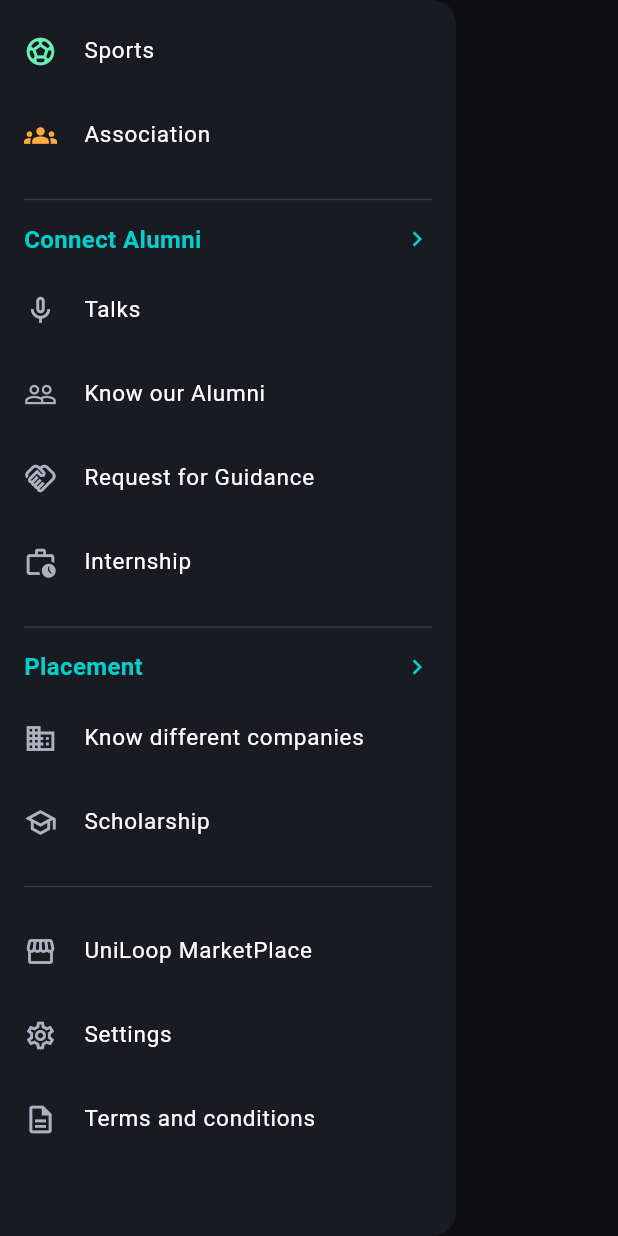
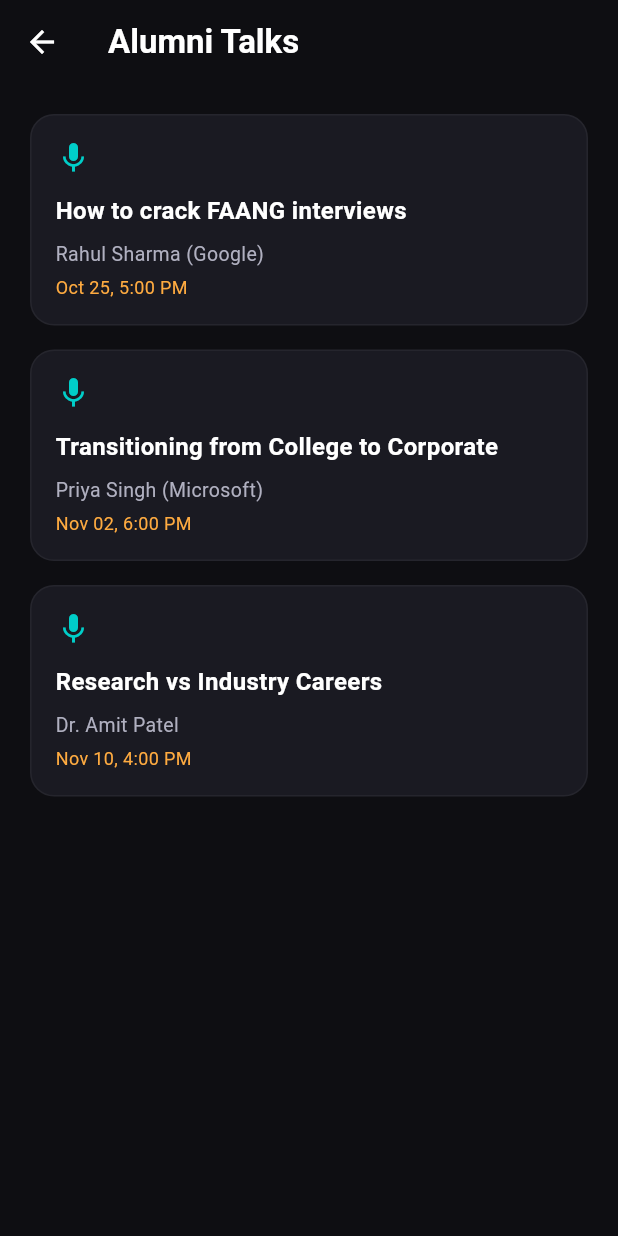
Before and after one commit to shrawanprajapati/GDGappDev, a Flutter app: the StudentDrawer widget shown alone on an empty page, opened directly, scrolled down 514 dp, after a tap on "Talks", on a phone screen of 412 x 824 dp. Run offline on Flutter 3.47's test engine with Material 3 defaults, Android fonts, the phone set to English and light mode, and no system bars; our stand-ins replace video_player.

Commit message:
feat(ui): add misc pages and separate common settings/terms
- Created AlumniTalksPage, InternshipPage, CompaniesPage, and ScholarshipPage.
- Moved Settings and Terms to a global common folder for future role reuse.
- Updated StudentDrawer with all correct paths and linked every menu item to its page.

```diff
--- a/uniloop/lib/student/drawer/student_drawer.dart
+++ b/uniloop/lib/student/drawer/student_drawer.dart
@@ -1,10 +1,24 @@
 import 'package:flutter/material.dart';
 import '../../core/app_colors.dart';
+
+// Common Pages
+import '../../common/settings_page.dart';
+import '../../common/terms_page.dart';
+
+// Profile & Projects
+import '../profile/profile_page.dart';
+import '../projects/find_project_page.dart';
+import '../workspace/my_projects_page.dart';
+
+// Clubs
 import '../council_clubs_page.dart';
-import '../profile/profile_page.dart';
-import '../projects/find_project_page.dart'; // 👈 Import perfect hai
-import '../workspace/my_projects_page.dart';
+
+// Alumni & Misc
 import '../alumni/alumni_list_page.dart';
+import '../misc/alumni_talks_page.dart';
+import '../misc/internship_page.dart';
+import '../misc/companies_page.dart';
+import '../misc/scholarship_page.dart';
 
 class StudentDrawer extends StatelessWidget {
   const StudentDrawer({super.key});
@@ -17,7 +31,7 @@ class StudentDrawer extends StatelessWidget {
         child: ListView(
           padding: const EdgeInsets.symmetric(horizontal: 16.0, vertical: 20.0),
           children: [
-            // Header
+            // 1. Header
             Row(
               children: [
                 const CircleAvatar(
@@ -39,7 +53,7 @@ class StudentDrawer extends StatelessWidget {
             const SizedBox(height: 24),
             const Divider(color: Colors.white12, thickness: 1),
 
-            // 1. Profile
+            // 2. Main Options
             _drawerItem(
               context,
               Icons.person_outline,
@@ -49,8 +63,6 @@ class StudentDrawer extends StatelessWidget {
                 Navigator.push(context, MaterialPageRoute(builder: (context) => const ProfilePage()));
               }
             ),
-
-            // 2. Find Project (Syntax Fixed)
             _drawerItem(
               context,
               Icons.work_outline,
@@ -111,32 +123,45 @@ class StudentDrawer extends StatelessWidget {
 
             // 4. Connect Alumni
             _drawerHeader('Connect Alumni'),
-            _drawerItem(context, Icons.mic_none_outlined, 'Talks'),
-            _drawerItem(
-              context,
-              Icons.people_outline,
-              'Know our Alumni',
-              onTap: () {
-                Navigator.pop(context);
-                Navigator.push(context, MaterialPageRoute(builder: (context) => const AlumniListPage()));
-              }
-            ),
+            _drawerItem(context, Icons.mic_none_outlined, 'Talks', onTap: () {
+              Navigator.pop(context);
+              Navigator.push(context, MaterialPageRoute(builder: (context) => const AlumniTalksPage()));
+            }),
+            _drawerItem(context, Icons.people_outline, 'Know our Alumni', onTap: () {
+              Navigator.pop(context);
+              Navigator.push(context, MaterialPageRoute(builder: (context) => const AlumniListPage()));
+            }),
             _drawerItem(context, Icons.handshake_outlined, 'Request for Guidance'),
-            _drawerItem(context, Icons.work_history_outlined, 'Internship'),
+            _drawerItem(context, Icons.work_history_outlined, 'Internship', onTap: () {
+              Navigator.pop(context);
+              Navigator.push(context, MaterialPageRoute(builder: (context) => const InternshipPage()));
+            }),
 
             const Divider(color: Colors.white12, thickness: 1, height: 30),
 
             // 5. Placement
             _drawerHeader('Placement'),
-            _drawerItem(context, Icons.business_outlined, 'Know different companies'),
-            _drawerItem(context, Icons.school_outlined, 'Scholarship'),
+            _drawerItem(context, Icons.business_outlined, 'Know different companies', onTap: () {
+              Navigator.pop(context);
+              Navigator.push(context, MaterialPageRoute(builder: (context) => const CompaniesPage()));
+            }),
+            _drawerItem(context, Icons.school_outlined, 'Scholarship', onTap: () {
+              Navigator.pop(context);
+              Navigator.push(context, MaterialPageRoute(builder: (context) => const ScholarshipPage()));
+            }),
 
             const Divider(color: Colors.white12, thickness: 1, height: 30),
 
-            // 6. Others
+            // 6. Others (Common)
             _drawerItem(context, Icons.storefront_outlined, 'UniLoop MarketPlace'),
-            _drawerItem(context, Icons.settings_outlined, 'Settings'),
-            _drawerItem(context, Icons.description_outlined, 'Terms and conditions'),
+            _drawerItem(context, Icons.settings_outlined, 'Settings', onTap: () {
+              Navigator.pop(context);
+              Navigator.push(context, MaterialPageRoute(builder: (context) => const SettingsPage()));
+            }),
+            _drawerItem(context, Icons.description_outlined, 'Terms and conditions', onTap: () {
+              Navigator.pop(context);
+              Navigator.push(context, MaterialPageRoute(builder: (context) => const TermsPage()));
+            }),
 
             const SizedBox(height: 30),
           ],
--- /dev/null
+++ b/uniloop/lib/student/misc/alumni_talks_page.dart
@@ -0,0 +1,51 @@
+import 'package:flutter/material.dart';
+import '../../core/app_colors.dart';
+
+class AlumniTalksPage extends StatelessWidget {
+  const AlumniTalksPage({super.key});
+
+  @override
+  Widget build(BuildContext context) {
+    return Scaffold(
+      backgroundColor: AppColors.background,
+      appBar: AppBar(
+        backgroundColor: Colors.transparent,
+        elevation: 0,
+        iconTheme: const IconThemeData(color: AppColors.textPrimary),
+        title: const Text('Alumni Talks', style: TextStyle(color: AppColors.textPrimary, fontWeight: FontWeight.bold)),
+      ),
+      body: ListView(
+        padding: const EdgeInsets.all(20),
+        children: [
+          _buildTalkCard('How to crack FAANG interviews', 'Rahul Sharma (Google)', 'Oct 25, 5:00 PM'),
+          _buildTalkCard('Transitioning from College to Corporate', 'Priya Singh (Microsoft)', 'Nov 02, 6:00 PM'),
+          _buildTalkCard('Research vs Industry Careers', 'Dr. Amit Patel', 'Nov 10, 4:00 PM'),
+        ],
+      ),
+    );
+  }
+
+  Widget _buildTalkCard(String title, String speaker, String time) {
+    return Container(
+      margin: const EdgeInsets.only(bottom: 16),
+      padding: const EdgeInsets.all(16),
+      decoration: BoxDecoration(
+        color: AppColors.surface,
+        borderRadius: BorderRadius.circular(16),
+        border: Border.all(color: Colors.white.withValues(alpha: 0.05)),
+      ),
+      child: Column(
+        crossAxisAlignment: CrossAxisAlignment.start,
+        children: [
+          const Icon(Icons.mic, color: AppColors.accent),
+          const SizedBox(height: 12),
+          Text(title, style: const TextStyle(color: AppColors.textPrimary, fontSize: 16, fontWeight: FontWeight.bold)),
+          const SizedBox(height: 8),
+          Text(speaker, style: const TextStyle(color: AppColors.textSecondary, fontSize: 13)),
+          const SizedBox(height: 4),
+          Text(time, style: const TextStyle(color: Colors.orangeAccent, fontSize: 12)),
+        ],
+      ),
+    );
+  }
+}
```
Also changed, not shown: uniloop/lib/common/settings_page.dart (added, +48 -0 lines), uniloop/lib/common/terms_page.dart (added, +30 -0 lines), uniloop/lib/student/misc/companies_page.dart (added, +44 -0 lines), uniloop/lib/student/misc/internship_page.dart (added, +65 -0 lines), uniloop/lib/student/misc/scholarship_page.dart (added, +56 -0 lines).
